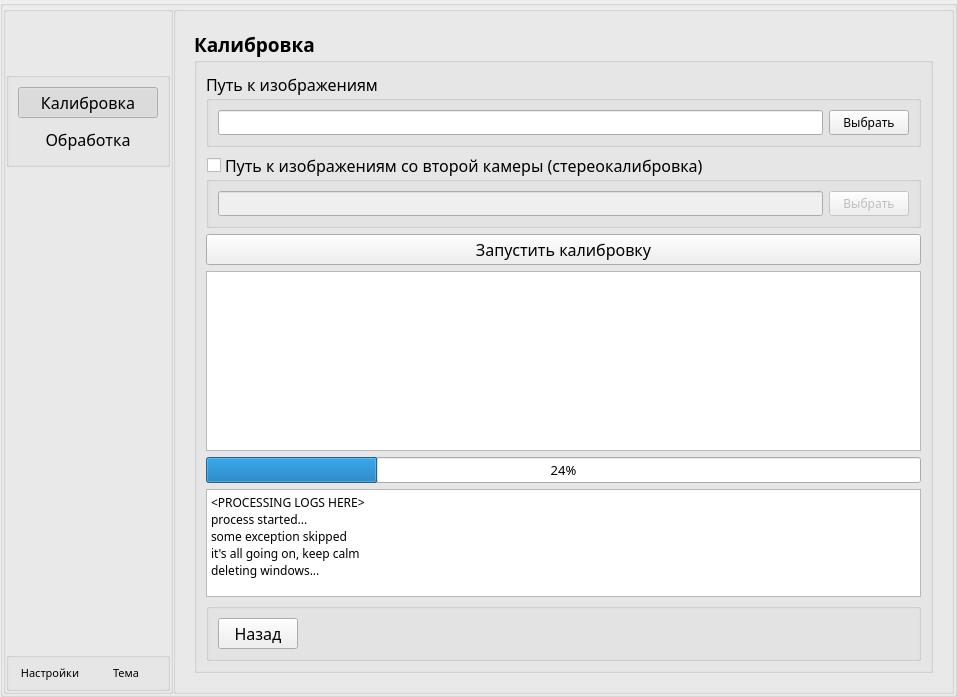
The window that ui/forms/form.ui (cloudsucker/archpoint) describes before a commit, drawn with Qt 5.
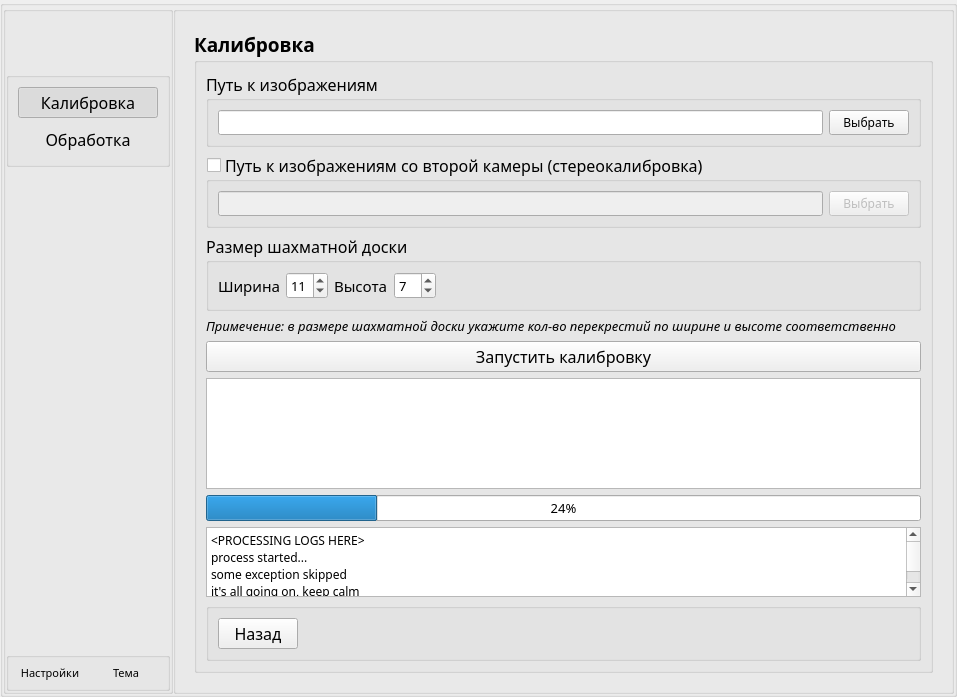
The same window after the commit. The open tabs and pages were chosen to show the change.

Commit message: feat: Add chessboard size settings to UI and implement validation in calibration process

```diff
--- a/ui/forms/form.ui
+++ b/ui/forms/form.ui
@@ -1903,6 +1903,109 @@
                   </layout>
                  </widget>
                 </item>
+                <item>
+                 <widget class="QGroupBox" name="groupBox_chessboardSize_Setting">
+                  <property name="font">
+                   <font>
+                    <family>Rubik</family>
+                    <pointsize>12</pointsize>
+                    <bold>false</bold>
+                   </font>
+                  </property>
+                  <property name="title">
+                   <string>Размер шахматной доски</string>
+                  </property>
+                  <property name="flat">
+                   <bool>true</bool>
+                  </property>
+                  <layout class="QHBoxLayout" name="horizontalLayout_22">
+                   <item>
+                    <widget class="QLabel" name="label_chessboardSize_Setting_WidthTitle">
+                     <property name="font">
+                      <font>
+                       <family>Rubik</family>
+                       <pointsize>11</pointsize>
+                       <bold>false</bold>
+                      </font>
+                     </property>
+                     <property name="text">
+                      <string>Ширина</string>
+                     </property>
+                    </widget>
+                   </item>
+                   <item>
+                    <widget class="QSpinBox" name="spinBox_chessboardSize_Setting_WidthInput">
+                     <property name="font">
+                      <font>
+                       <family>Rubik</family>
+                       <pointsize>10</pointsize>
+                       <bold>false</bold>
+                      </font>
+                     </property>
+                     <property name="value">
+                      <number>11</number>
+                     </property>
+                    </widget>
+                   </item>
+                   <item>
+                    <widget class="QLabel" name="label_chessboardSize_Setting_HeightTitle">
+                     <property name="font">
+                      <font>
+                       <family>Rubik</family>
+                       <pointsize>11</pointsize>
+                       <bold>false</bold>
+                      </font>
+                     </property>
+                     <property name="text">
+                      <string>Высота</string>
+                     </property>
+                    </widget>
+                   </item>
+                   <item>
+                    <widget class="QSpinBox" name="spinBox_chessboardSize_Setting_HeightInput">
+                     <property name="font">
+                      <font>
+                       <family>Rubik</family>
+                       <pointsize>10</pointsize>
+                       <bold>false</bold>
+                      </font>
+                     </property>
+                     <property name="value">
+                      <number>7</number>
+                     </property>
+                    </widget>
+                   </item>
+                   <item>
+                    <spacer name="horizontalSpacer_chessboardSize_Setting">
+                     <property name="orientation">
+                      <enum>Qt::Orientation::Horizontal</enum>
+                     </property>
+                     <property name="sizeHint" stdset="0">
+                      <size>
+                       <width>40</width>
+                       <height>20</height>
+                      </size>
+                     </property>
+                    </spacer>
+                   </item>
+                  </layout>
+                 </widget>
+                </item>
+                <item>
+                 <widget class="QLabel" name="label_3">
+                  <property name="font">
+                   <font>
+                    <family>Rubik</family>
+                    <pointsize>10</pointsize>
+                    <italic>true</italic>
+                    <bold>false</bold>
+                   </font>
+                  </property>
+                  <property name="text">
+                   <string>Примечение: в размере шахматной доски укажите кол-во перекрестий по ширине и высоте соответственно</string>
+                  </property>
+                 </widget>
+                </item>
                 <item>
                  <widget class="QPushButton" name="pushButton_calibrationProcessStart">
                   <property name="font">
```
Left out of the diff: 2 changed lines with no effect on the pictures. The commit also changes 3 other files.
